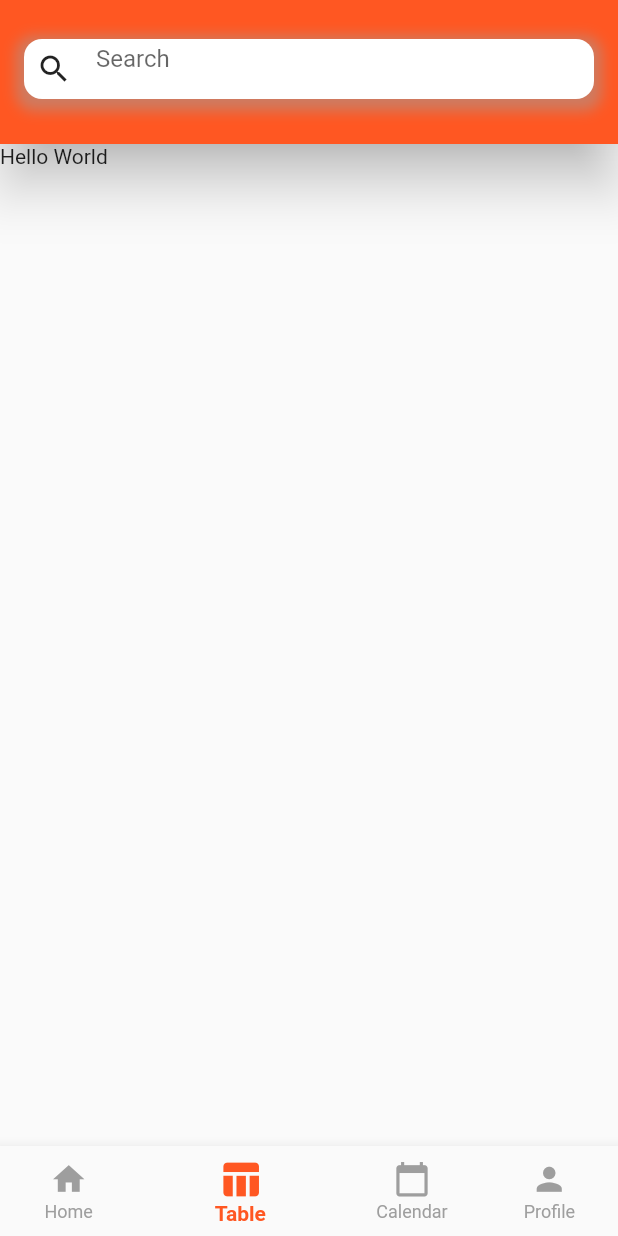
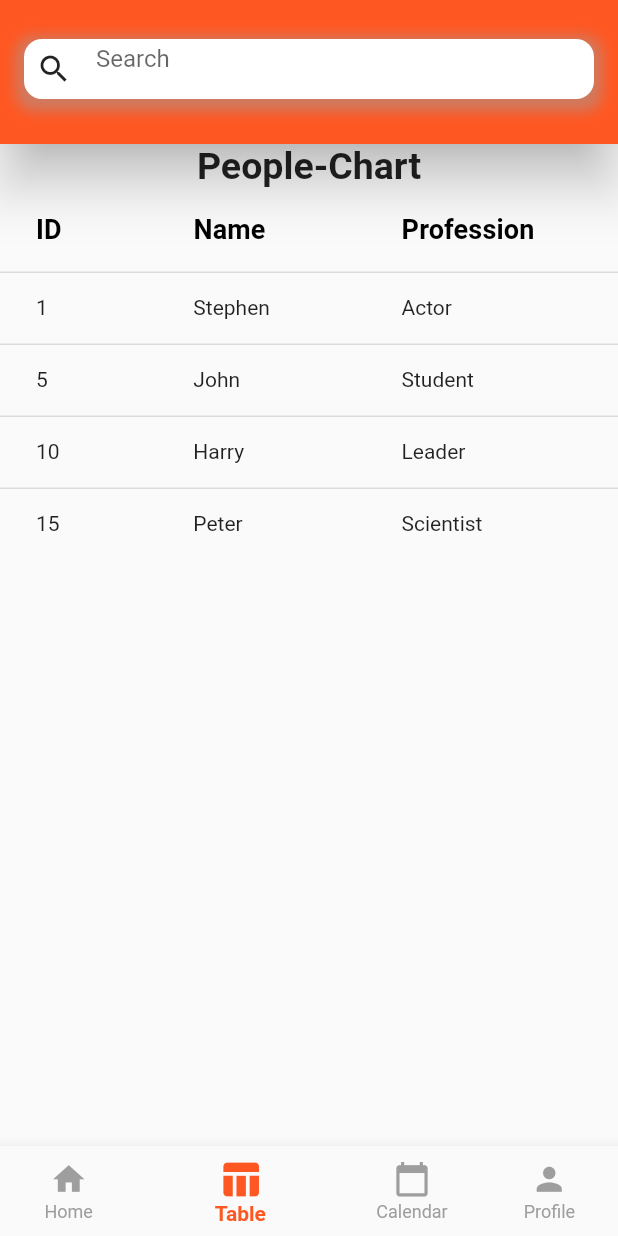
Before and after one commit to irania9O/football_application, a Flutter app: the screen it shows after launch, item 2 of the bottom bar chosen, on a phone screen of 412 x 824 dp. Run offline on Flutter 3.47's test engine with Material 2 defaults, Android fonts, the phone set to English and light mode, and no system bars; network calls fail.

Commit message:
add table.

```diff
--- a/lib/main.dart
+++ b/lib/main.dart
@@ -1,5 +1,5 @@
 import 'package:app/views/home_page.dart';
-import 'package:app/views/table_leags.dart';
+// import 'package:app/views/table_leags.dart';
 import 'package:flutter/material.dart';
 
 // handle named routes
--- a/lib/services/footbali_services.dart
+++ b/lib/services/footbali_services.dart
@@ -8,7 +8,7 @@ class FootballService {
     var url =
         Uri.parse('https://api.footballi.net/api/v2/match/tab/?version=2');
     var response = await client.get(url);
-    print(response.statusCode);
+    // print(response.statusCode);
     if (response.statusCode == 200) {
       var jsonString = response.body;
       return footballFromJson(jsonString);
--- a/lib/views/home_page.dart
+++ b/lib/views/home_page.dart
@@ -15,7 +15,7 @@ class _HomePageState extends State<HomePage> {
   List competitions = [];
   Football? footbalis;
   bool isLoaded = false;
-  int _selectedIndex = 0;
+  final int _selectedIndex = 0;
 
   @override
   void initState() {
--- a/lib/views/table_leags.dart
+++ b/lib/views/table_leags.dart
@@ -10,7 +10,7 @@ class TableLeags extends StatefulWidget {
 }
 
 class _TableLeagsState extends State<TableLeags> {
-  int _selectedIndex = 1;
+  final int _selectedIndex = 1;
 
   @override
   Widget build(BuildContext context) {
@@ -103,7 +103,50 @@ class _TableLeagsState extends State<TableLeags> {
             });
           },
         ),
-      body: const Text('Hello World'),
-    );
+        body: ListView(children: [
+          const Center(
+              child: Text(
+            'People-Chart',
+            style: TextStyle(fontSize: 25, fontWeight: FontWeight.bold),
+          )),
+          DataTable(
+            columns: const [
+              DataColumn(
+                  label: Text('ID',
+                      style: TextStyle(
+                          fontSize: 18, fontWeight: FontWeight.bold))),
+              DataColumn(
+                  label: Text('Name',
+                      style: TextStyle(
+                          fontSize: 18, fontWeight: FontWeight.bold))),
+              DataColumn(
+                  label: Text('Profession',
+                      style: TextStyle(
+                          fontSize: 18, fontWeight: FontWeight.bold))),
+            ],
+            rows: const [
+              DataRow(cells: [
+                DataCell(Text('1')),
+                DataCell(Text('Stephen')),
+                DataCell(Text('Actor')),
+              ]),
+              DataRow(cells: [
+                DataCell(Text('5')),
+                DataCell(Text('John')),
+                DataCell(Text('Student')),
+              ]),
+              DataRow(cells: [
+                DataCell(Text('10')),
+                DataCell(Text('Harry')),
+                DataCell(Text('Leader')),
+              ]),
+              DataRow(cells: [
+                DataCell(Text('15')),
+                DataCell(Text('Peter')),
+                DataCell(Text('Scientist')),
+              ]),
+            ],
+          ),
+        ]));
   }
 }
```
Lines whose indentation alone changed are shown as unchanged.
